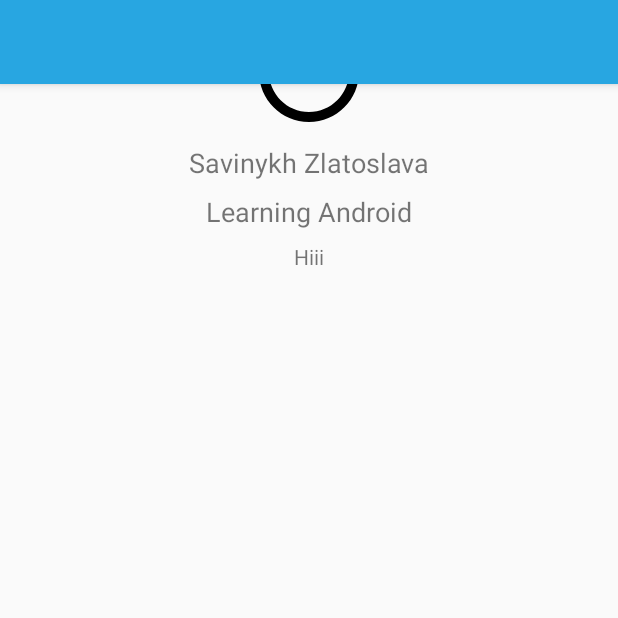
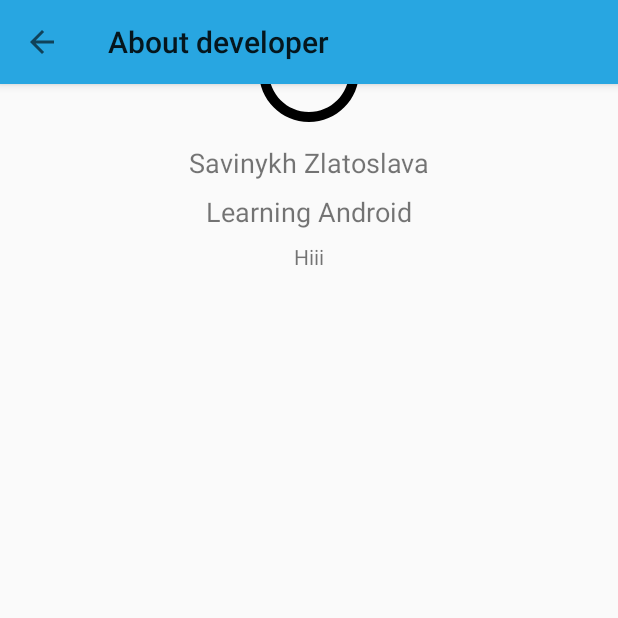
Before and after one commit to zlatoslava/Android-Quiz, an Android app: the AboutDevActivity screen opened directly, with no data from a screen before it, on a phone screen of 412 x 824 dp, the top half of it. Run offline under Robolectric (Android 15) with nearby library versions, the phone set to English and light mode, and no system bars.

Commit message:
Fix bug and clean unused imports

```diff
--- a/app/src/main/AndroidManifest.xml
+++ b/app/src/main/AndroidManifest.xml
@@ -15,6 +15,8 @@
         android:theme="@style/AppTheme">
         <activity android:name=".Activity.AboutDevActivity"></activity>
         <activity android:name=".Activity.MainActivity" />
+        <activity android:name=".Activity.BaseActivity"/>
+        <activity android:name=".Activity.CustomUrlActivity"/>
         <activity android:name=".Activity.SplashActivity">
             <intent-filter>
                 <action android:name="android.intent.action.MAIN" />
@@ -24,6 +26,4 @@
         </activity>
     </application>
 
-    <uses-permission android:name="android.permission.ACCESS_NETWORK_STATE" />
-
 </manifest>
--- a/app/src/main/java/savinykh/zlatoslava/Activity/AboutDevActivity.java
+++ b/app/src/main/java/savinykh/zlatoslava/Activity/AboutDevActivity.java
@@ -1,6 +1,4 @@
 package savinykh.zlatoslava.Activity;
-
-import androidx.appcompat.app.AppCompatActivity;
 
 import android.os.Bundle;
 import android.view.MenuItem;
--- a/app/src/main/java/savinykh/zlatoslava/Activity/BaseActivity.java
+++ b/app/src/main/java/savinykh/zlatoslava/Activity/BaseActivity.java
@@ -9,7 +9,6 @@ import android.widget.LinearLayout;
 import androidx.annotation.Nullable;
 import androidx.appcompat.app.AppCompatActivity;
 import androidx.appcompat.widget.Toolbar;
-import androidx.constraintlayout.widget.ConstraintLayout;
 
 import savinykh.zlatoslava.R;
 
--- a/app/src/main/res/layout/toolbar.xml
+++ b/app/src/main/res/layout/toolbar.xml
@@ -3,7 +3,7 @@
     xmlns:android="http://schemas.android.com/apk/res/android" android:layout_width="match_parent"
     android:layout_height="wrap_content">
 
-    <Toolbar
+    <androidx.appcompat.widget.Toolbar
         android:id="@+id/toolbar"
         android:layout_width="match_parent"
         android:layout_height="wrap_content"
```
